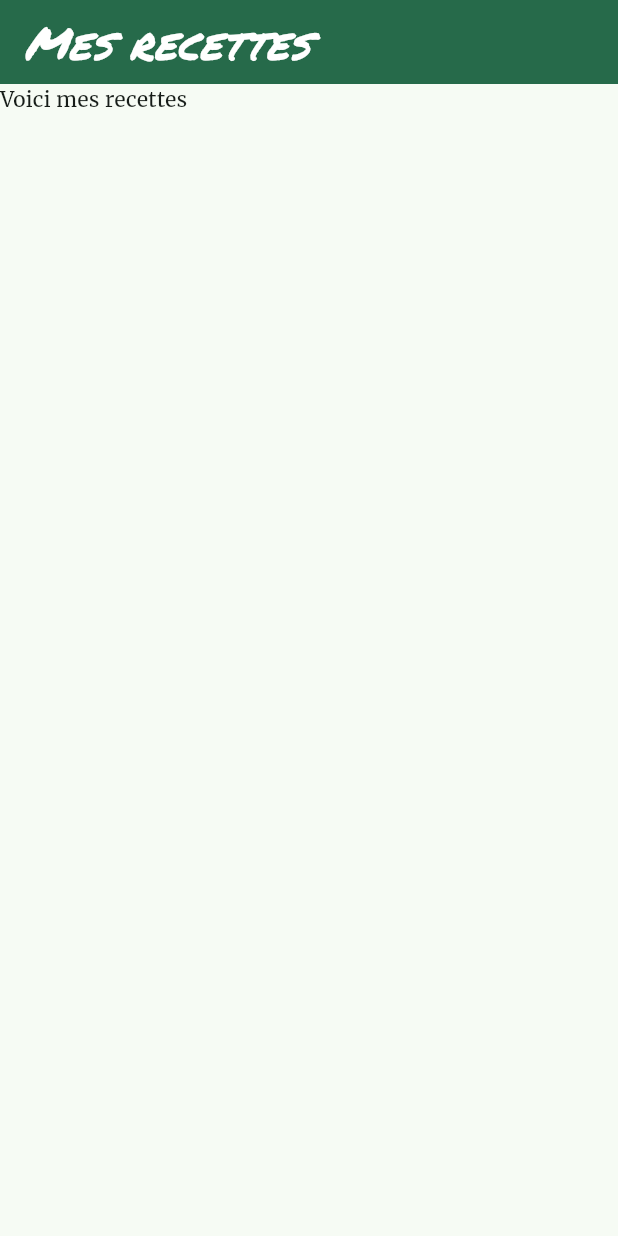
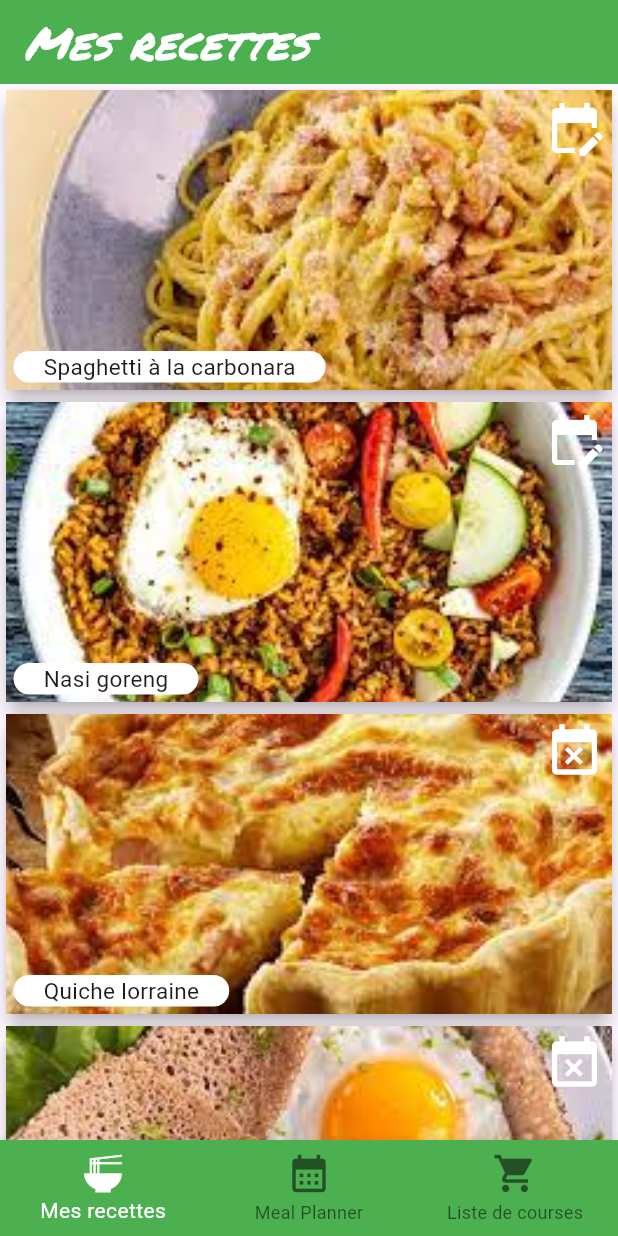
Before and after one commit to olivier-chatelin/chop_shop, a Flutter app: the screen it shows after launch, on a phone screen of 412 x 824 dp. Run offline on Flutter 3.47's test engine with Material 3 defaults, Android fonts, the phone set to English and light mode, and no system bars; our stand-ins replace google_fonts.

Commit message:
add planified button

```diff
--- /dev/null
+++ b/lib/data/data.dart
@@ -0,0 +1,45 @@
+import '../model/recipe.model.dart';
+
+List<Recipe> recipes = [
+  Recipe(
+      id: 'r1',
+      name: 'Spaghetti à la carbonara',
+      image: 'assets/images/carbonara.jpeg',
+      isPlanned: true,
+  ),
+  Recipe(
+      id: 'r8',
+      name: 'Nasi goreng',
+      image: 'assets/images/nasi_goreng.jpeg',
+      isPlanned: true,
+  ),
+  Recipe(
+      id: 'r2',
+      name: 'Quiche lorraine',
+      image: 'assets/images/quiche.jpeg'
+  ),
+  Recipe(
+      id: 'r3',
+      name: 'Galette bretonne',
+      image: 'assets/images/galette.jpeg'
+  ),
+  Recipe(
+      id: 'r4',
+      name: 'Blanquette de veau',
+      image: 'assets/images/blanquette.jpeg'
+  ),
+  Recipe(
+      id: 'r5',
+      name: 'Dahl de lentilles',
+      image: 'assets/images/dahl.jpeg'
+  ),
+  Recipe(
+      id: 'r6',
+      name: 'Langue de boeuf',
+      image: 'assets/images/langue.jpeg'
+  ),
+  Recipe(
+      id: 'r7',
+      name: 'Tête de veau',
+  ),
+];
--- a/lib/main.dart
+++ b/lib/main.dart
@@ -16,10 +16,7 @@ class MyApp extends StatelessWidget {
       title: 'Chop shop',
       debugShowCheckedModeBanner: false,
       theme: ThemeData(
-        colorScheme: ColorScheme.fromSeed(
-            seedColor: Colors.greenAccent,
-            brightness: Brightness.light,
-        ),
+      primarySwatch: Colors.lightBlue,
         textTheme: TextTheme(
           displayLarge: const TextStyle(
             fontSize: 72,
@@ -29,12 +26,12 @@ class MyApp extends StatelessWidget {
             fontSize: 30,
             fontStyle: FontStyle.italic,
           ),
-          bodyMedium: GoogleFonts.merriweather(),
+          bodyMedium: GoogleFonts.roboto(),
           displaySmall: GoogleFonts.pacifico(),
         ),
         useMaterial3: true,
       ),
-      home: const Home(),
+      home: Home(),
     );
   }
 }
--- /dev/null
+++ b/lib/model/recipe.model.dart
@@ -0,0 +1,17 @@
+class Recipe {
+  String? id;
+  String? image;
+  String name;
+  bool isPlanned;
+  Recipe({
+    this.id,
+    this.image,
+    required this.name,
+    this.isPlanned = false,
+  });
+
+  @override
+  String toString() {
+    return 'Recipe{id: $id, image: $image, name: $name, isPlanned: $isPlanned}';
+  }
+}
--- a/lib/view/recipes/recipes.dart
+++ b/lib/view/recipes/recipes.dart
@@ -1,7 +1,10 @@
 import 'package:flutter/material.dart';
-
+import '../../model/recipe.model.dart';
+import 'widgets/recipe_card.dart';
+import '../../data/data.dart' as data;
 class Home extends StatefulWidget {
-  const Home({super.key});
+  Home({super.key});
+  late List<Recipe> recipes;
 
   @override
   State<Home> createState() => _HomeState();
@@ -9,15 +12,43 @@ class Home extends StatefulWidget {
 
 class _HomeState extends State<Home> {
   @override
+  void initState() {
+    widget.recipes = data.recipes;
+    super.initState();
+
+  }
+  void plan (int index) {
+     print(index);
+     setState(() {
+       widget.recipes[index].isPlanned = ! widget.recipes[index].isPlanned;
+     });
+  }
+
+  @override
   Widget build(BuildContext context) {
     return Scaffold(
       appBar: AppBar(
-        title: Text('Mes recettes',
-          style: TextStyle(color: Colors.white),
-        ),
-        backgroundColor: Theme.of(context).colorScheme.primary,
+        title: const Text('Mes recettes', style: TextStyle(color: Colors.white)),
+        backgroundColor: Colors.green,
       ),
-      body: Text('Voici mes recettes'),
+      bottomNavigationBar: BottomNavigationBar(
+        items: const [
+          BottomNavigationBarItem(label: 'Mes recettes' , icon:  Icon(Icons.ramen_dining ) ),
+          BottomNavigationBarItem(label: 'Meal Planner', icon: Icon(Icons.calendar_month) ),
+          BottomNavigationBarItem(label: 'Liste de courses', icon: Icon(Icons.shopping_cart) ),
+        ],
+        backgroundColor: Colors.green,
+        selectedItemColor: Colors.white,
+        iconSize: 30,
+        currentIndex: 0,
+      ),
+      body: ListView.builder(
+          itemBuilder: (context, index) => RecipeCard(recipe: widget.recipes[index], plan: plan, index: index,),
+          itemCount: widget.recipes.length,
+          // separatorBuilder: (BuildContext context, int index) {  },
+      )
+
+
     );
   }
 }
--- /dev/null
+++ b/lib/view/recipes/widgets/recipe_card.dart
@@ -0,0 +1,70 @@
+import 'package:chop_shop/model/recipe.model.dart';
+import 'package:flutter/material.dart';
+
+class RecipeCard extends StatelessWidget {
+  final Recipe recipe;
+  final Function plan;
+  final int index;
+  const RecipeCard({super.key, required this.recipe, required this.plan, required this.index});
+
+  @override
+  Widget build(BuildContext context) {
+    return Center(
+      child: Card(
+        elevation: 5,
+        child:  SizedBox(
+          height: 200,
+          child: Stack(
+            fit: StackFit.expand,
+            children: [
+              Ink.image(
+                  image:  AssetImage(recipe.image ?? 'assets/images/placeholder.png'),
+                  fit: BoxFit.cover,
+                  child: InkWell(
+                    onTap: () => print('tap'),
+                    onLongPress: ()=> plan(index),
+                  ),
+                ),
+              Container(
+                child: Column(
+                  mainAxisAlignment: MainAxisAlignment.spaceBetween,
+                  crossAxisAlignment: CrossAxisAlignment.start,
+                  children: [
+                    Row(
+                      mainAxisAlignment: MainAxisAlignment.end,
+                      children: [
+                        Container(
+                          margin: const EdgeInsets.all(5),
+                          child:  Icon(recipe.isPlanned ? Icons.edit_calendar :  Icons.event_busy, color: Colors.white,size: 40),
+                        )
+                      ],
+                    ),
+                    Row(
+                      children: [
+                        Container(
+                          margin: const EdgeInsets.all(5),
+                          padding: const EdgeInsets.symmetric(horizontal: 20),
+                          decoration: BoxDecoration(
+                              borderRadius: BorderRadius.circular(20),
+                              color: Colors.white
+                          ),
+                          child: Text(
+                            recipe.name,
+                            style: const TextStyle(
+                                fontSize: 15
+                            ),
+                          ),
+                        ),
+                      ]
+                    ),
+
+                  ],
+                ),
+              )
+            ],
+          ),
+        )
+        ),
+      );
+  }
+}
--- a/pubspec.yaml
+++ b/pubspec.yaml
@@ -60,8 +60,8 @@ flutter:
   uses-material-design: true
 
   # To add assets to your application, add an assets section, like this:
-  # assets:
-  #   - images/a_dot_burr.jpeg
+  assets:
+   - assets/images/
   #   - images/a_dot_ham.jpeg
 
   # An image asset can refer to one or more resolution-specific "variants", see
```
Also changed, not shown: assets/images/blanquette.jpeg (added), assets/images/carbonara.jpeg (added), assets/images/dahl.jpeg (added), assets/images/galette.jpeg (added), assets/images/langue.jpeg (added), assets/images/nasi_goreng.jpeg (added), assets/images/placeholder.png (added), assets/images/quiche.jpeg (added).
